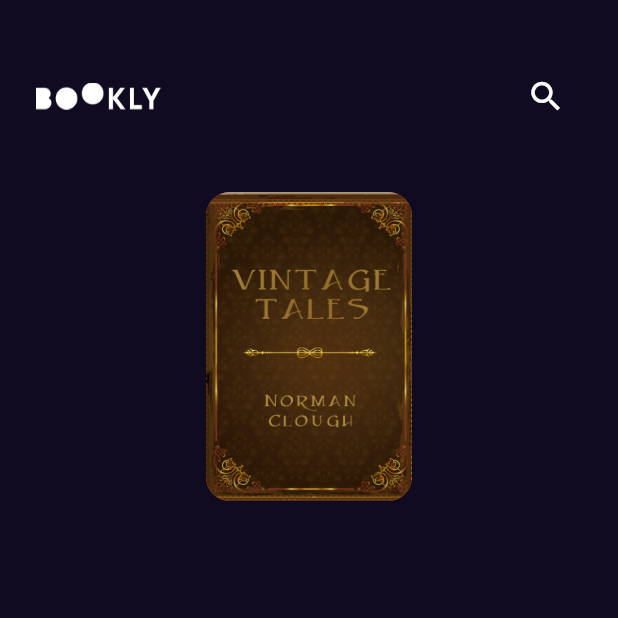
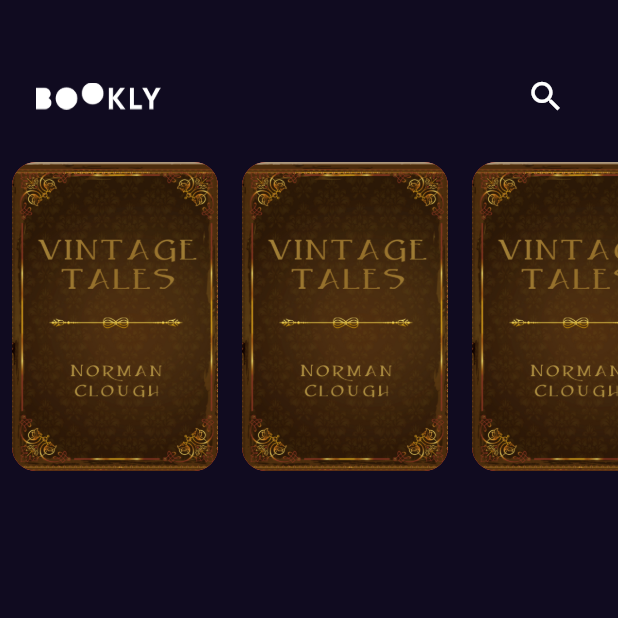
Before and after one commit to El-Sayed-Mustafa/Bookly-App, a Flutter app: the screen it shows after launch, on a phone screen of 412 x 824 dp, the top half of it. Run offline on Flutter 3.47's test engine with Material 2 defaults, Android fonts, the phone set to English and light mode, and no system bars; our stand-ins replace get.

Commit message:
add featured list view to home

```diff
--- a/lib/features/home/presentation/views/widgets/custom_app_bar.dart
+++ b/lib/features/home/presentation/views/widgets/custom_app_bar.dart
@@ -8,7 +8,7 @@ class CustomAppBar extends StatelessWidget {
   @override
   Widget build(BuildContext context) {
     return Padding(
-      padding: const EdgeInsets.symmetric(horizontal: 24, vertical: 40),
+      padding: const EdgeInsets.only(left: 24,right: 24, top: 40,bottom: 20),
       child: Row(
         children: [
           Image.asset(
--- a/lib/features/home/presentation/views/widgets/custom_list_view_item.dart
+++ b/lib/features/home/presentation/views/widgets/custom_list_view_item.dart
@@ -6,9 +6,7 @@ class CustomListViewItem extends StatelessWidget {
 
   @override
   Widget build(BuildContext context) {
-    return SizedBox(
-      height: MediaQuery.of(context).size.height * .25,
-      child: AspectRatio(
+    return AspectRatio(
       aspectRatio: 6 / 9,
       child: Container(
         decoration: BoxDecoration(
@@ -17,7 +15,6 @@ class CustomListViewItem extends StatelessWidget {
             image: const DecorationImage(
                 fit: BoxFit.fill, image: AssetImage(AssetsData.testImage))),
       ),
-      ),
     );
   }
 }
--- a/lib/features/home/presentation/views/widgets/home_view_body.dart
+++ b/lib/features/home/presentation/views/widgets/home_view_body.dart
@@ -8,7 +8,29 @@ class HomeViewBody extends StatelessWidget {
   @override
   Widget build(BuildContext context) {
     return Column(
-      children: const [CustomAppBar(), CustomListViewItem()],
+      children: const [
+        CustomAppBar(),
+        FeaturedListView()
+      ],
     );
   }
 }
+
+class FeaturedListView extends StatelessWidget {
+  const FeaturedListView({super.key});
+
+  @override
+  Widget build(BuildContext context) {
+    return SizedBox(
+      height: MediaQuery.of(context).size.height * .25,
+      child: ListView.builder(
+          scrollDirection: Axis.horizontal,
+          itemBuilder: (context, index) {
+            return const Padding(
+              padding: EdgeInsets.symmetric(horizontal:  8.0),
+              child: CustomListViewItem(),
+            );
+          }),
+    );
+  }
+}
```
Lines whose indentation alone changed are shown as unchanged.
